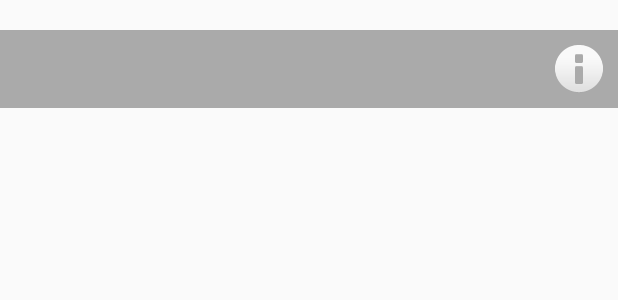
After one commit to ArturBorowy/total-adapters, an Android app: the layout item_with_info.xml on its own in the app's theme, with its tools: preview values and no code run, on a phone screen of 412 x 824 dp. The commit adds this screen. Shown: the top 300 px of the screen. Run offline under Robolectric (Android 15) with nearby library versions, the phone set to English and light mode, and no system bars.

Commit message:
Create ClickableViewRecyclerAdapter example.

```diff
--- a/app/build.gradle
+++ b/app/build.gradle
@@ -105,13 +105,17 @@ dependencies {
     def mockito = "org.mockito:mockito-core:$MOCKITO_VERSION"
     def mockitoKotlin = "com.nhaarman:mockito-kotlin:1.5.0"
 
+    implementation project(path: ':totaladapters')
+
     implementation fileTree(dir: 'libs', include: ['*.jar'])
     implementation "org.jetbrains.kotlin:kotlin-stdlib-jdk7:$kotlin_version"
 
     implementation 'androidx.appcompat:appcompat:1.0.2'
     implementation "androidx.core:core-ktx:1.0.2"
     implementation "androidx.recyclerview:recyclerview:1.0.0"
-    implementation project(path: ':totaladapters')
+    implementation 'com.android.support.constraint:constraint-layout:1.1.2'
+
+    implementation "org.jetbrains.anko:anko:0.10.8"
 
     testImplementation jUnit
     testImplementation mockito
--- a/app/src/main/AndroidManifest.xml
+++ b/app/src/main/AndroidManifest.xml
@@ -23,6 +23,8 @@
 
         <activity android:name=".examples.recyclerview.base.BaseRecyclerAdapterExampleActivity" />
 
+        <activity android:name=".examples.recyclerview.clickable.ExampleClickableViewRecyclerAdapterExampleActivity" />
+
     </application>
 
 </manifest>
--- a/app/src/main/java/pl/arturborowy/launcher/ExampleLauncherActivity.kt
+++ b/app/src/main/java/pl/arturborowy/launcher/ExampleLauncherActivity.kt
@@ -6,6 +6,7 @@ import kotlinx.android.synthetic.main.activity_example_launcher.*
 import org.jetbrains.anko.startActivity
 import pl.arturborowy.R
 import pl.arturborowy.examples.recyclerview.base.BaseRecyclerAdapterExampleActivity
+import pl.arturborowy.examples.recyclerview.clickable.ExampleClickableViewRecyclerAdapterExampleActivity
 
 class ExampleLauncherActivity : AppCompatActivity() {
 
@@ -37,7 +38,8 @@ class ExampleLauncherActivity : AppCompatActivity() {
                                         isWholeViewClickableChecked: Boolean) {
         when {
             isBaseChecked -> startActivity<BaseRecyclerAdapterExampleActivity>()
-            isClickableViewChecked -> TODO()
+            isClickableViewChecked ->
+                startActivity<ExampleClickableViewRecyclerAdapterExampleActivity>()
             isWholeViewClickableChecked -> TODO()
         }
     }
--- /dev/null
+++ b/app/src/main/res/layout/item_with_info.xml
@@ -0,0 +1,32 @@
+<?xml version="1.0" encoding="utf-8"?>
+<androidx.constraintlayout.widget.ConstraintLayout xmlns:android="http://schemas.android.com/apk/res/android"
+    xmlns:app="http://schemas.android.com/apk/res-auto"
+    android:layout_width="match_parent"
+    android:layout_height="wrap_content"
+    android:layout_marginTop="20dp"
+    android:layout_marginBottom="20dp"
+    android:background="@android:color/darker_gray">
+
+    <TextView
+        android:id="@+id/label"
+        android:layout_width="0dp"
+        android:layout_height="wrap_content"
+        android:layout_margin="10dp"
+        android:textColor="@android:color/white"
+        android:textSize="20sp"
+        app:layout_constraintBottom_toBottomOf="parent"
+        app:layout_constraintEnd_toStartOf="@id/infoIcon"
+        app:layout_constraintStart_toStartOf="parent"
+        app:layout_constraintTop_toTopOf="parent" />
+
+    <ImageView
+        android:id="@+id/infoIcon"
+        android:layout_width="wrap_content"
+        android:layout_height="wrap_content"
+        android:layout_margin="10dp"
+        android:src="@android:drawable/ic_dialog_info"
+        app:layout_constraintBottom_toBottomOf="parent"
+        app:layout_constraintEnd_toEndOf="parent"
+        app:layout_constraintTop_toTopOf="parent" />
+
+</androidx.constraintlayout.widget.ConstraintLayout>
```
Also changed, not shown: app/src/main/java/pl/arturborowy/examples/recyclerview/clickable/ExampleClickableViewRecyclerAdapter.kt (added, +19 -0 lines), app/src/main/java/pl/arturborowy/examples/recyclerview/clickable/ExampleClickableViewRecyclerAdapterExampleActivity.kt (added, +33 -0 lines).
